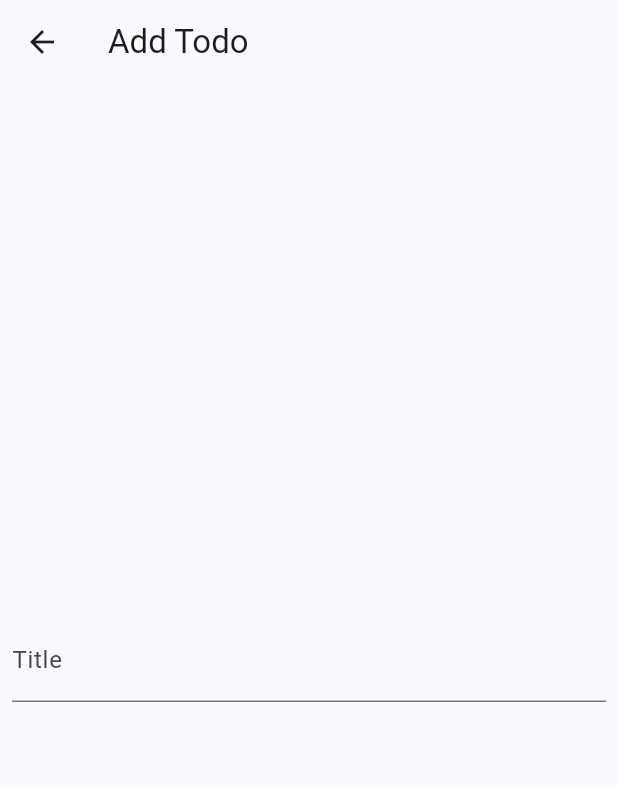
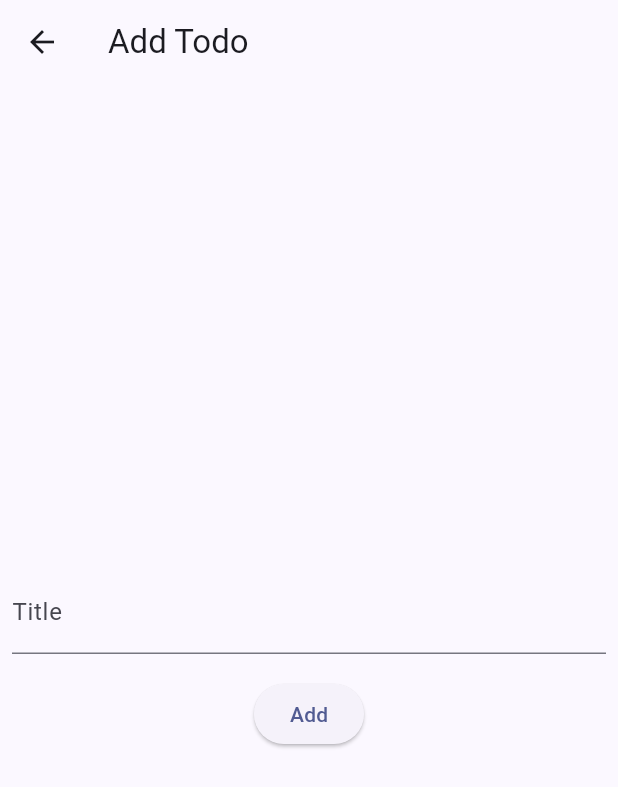
Before and after one commit to Astrum93/wanted_flutter_challenge, a Flutter app: the AddTodoScreen screen opened directly, on a phone screen of 412 x 824 dp. Shown: the top 787 px of the screen. Run offline on Flutter 3.47's test engine with Material 3 defaults, Android fonts, the phone set to English and light mode, and no system bars; our stand-ins replace flutter_riverpod, riverpod_annotation; generated files the repository leaves out were written again.

Commit message:
add_todo_screen의 TextFormField 하단에 버튼 추가 및 입력한 todo 객체의 title을 추가하는 함수 선언

```diff
--- a/lib/presentation/todo/add_todo_screen.dart
+++ b/lib/presentation/todo/add_todo_screen.dart
@@ -1,5 +1,6 @@
 import 'package:flutter/material.dart';
 import 'package:flutter_riverpod/flutter_riverpod.dart';
+import 'package:wanted_flutter_challenge/provider/todo_list_provider.dart';
 
 class AddTodoScreen extends ConsumerWidget {
   const AddTodoScreen({super.key});
@@ -23,6 +24,17 @@ class AddTodoScreen extends ConsumerWidget {
                     labelText: 'Title',
                   ),
                 ),
+                const SizedBox(height: 16),
+                ElevatedButton(
+                  onPressed: () {
+                    print('Add todo: ${titleController.text}');
+                    ref
+                        .read(todoListProvider.notifier)
+                        .addTodo(titleController.text);
+                    Navigator.of(context).pop();
+                  },
+                  child: const Text('Add'),
+                ),
               ],
             ),
           ),
```
